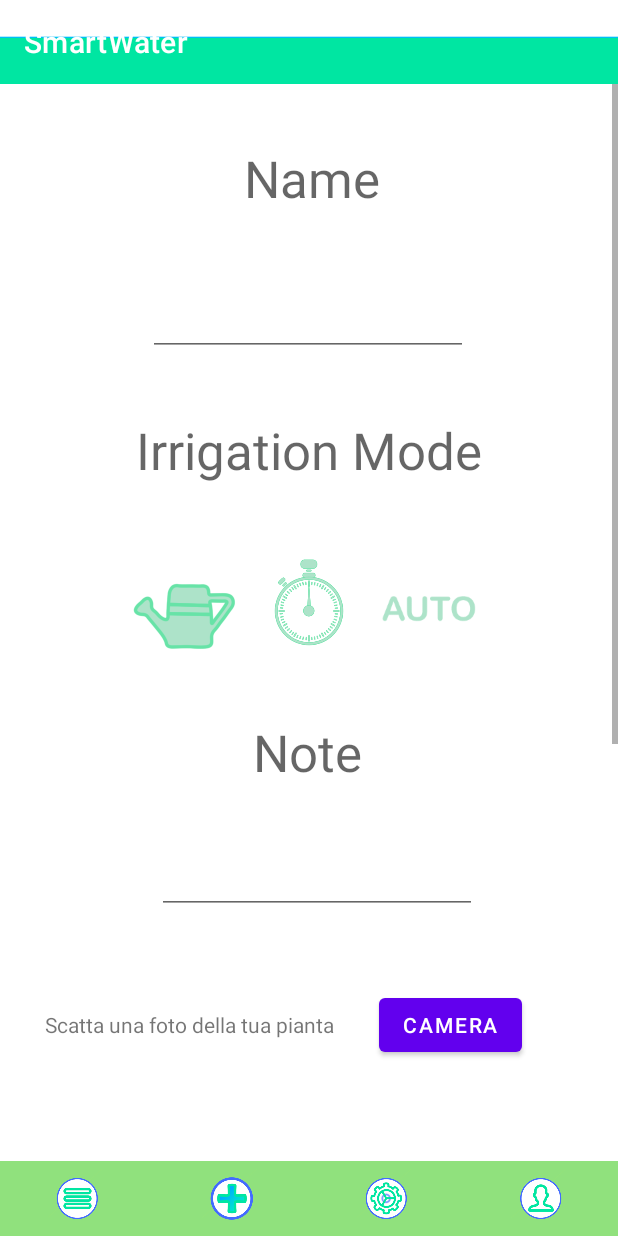
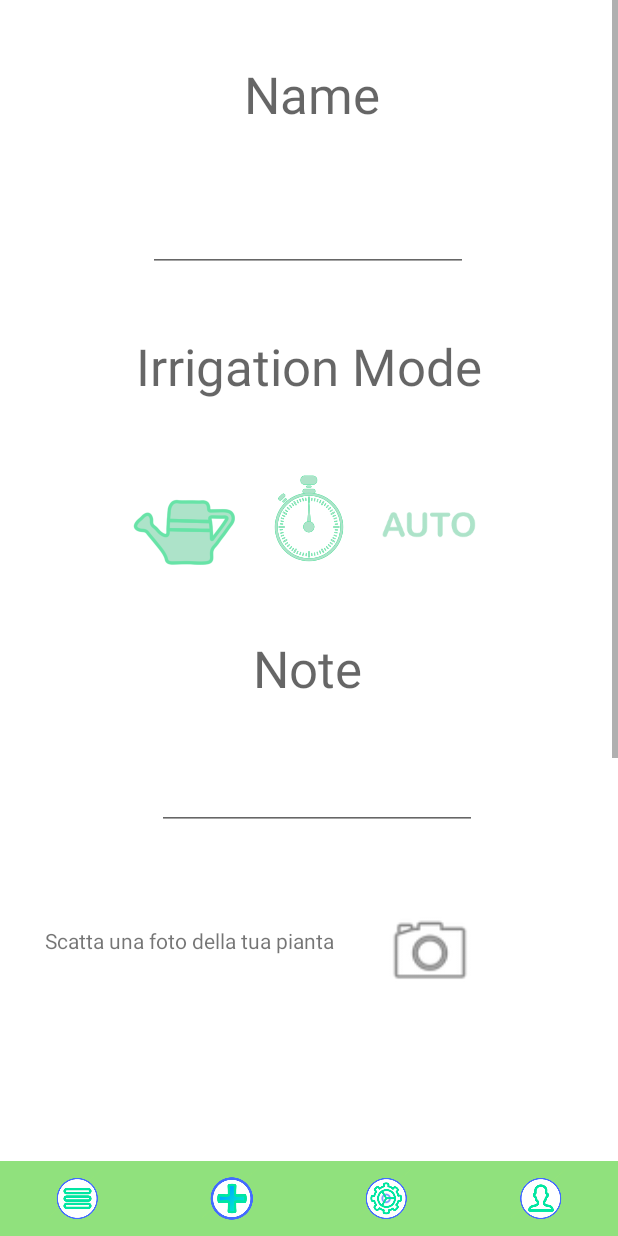
Before and after one commit to federicotassino/DID_SmartWater, an Android app: the AddPlant screen opened through its navigation route, on a phone screen of 412 x 824 dp. Run offline under Robolectric (Android 15) with nearby library versions, the phone set to English and light mode, and no system bars; our stand-ins replace Firebase (no records; nobody signed in at launch, a user with empty details on screens opened directly); 1 statement that could not run was skipped.

Commit message:
Impostate foto png e cambiamento icone varie

```diff
--- a/app/build.gradle
+++ b/app/build.gradle
@@ -68,4 +68,7 @@ dependencies {
 
     //FirebaseProfileService
     implementation 'org.jetbrains.kotlinx:kotlinx-coroutines-play-services:1.4.1'
+
+    //CircleImageView
+    implementation 'de.hdodenhof:circleimageview:3.1.0'
 }
--- a/app/src/main/java/it/polito/did/did_smartwater/MainActivity.kt
+++ b/app/src/main/java/it/polito/did/did_smartwater/MainActivity.kt
@@ -28,9 +28,9 @@ class MainActivity : AppCompatActivity() {
         //val vm = ViewModelProvider(this).get(MainViewModel::class.java)
         //vm.initialize()
 
-        supportActionBar?.setTitle("SmartWater")
-        supportActionBar?.setBackgroundDrawable(getDrawable(R.drawable.barra_fissa_menu))
-        //supportActionBar?.hide()
+       // supportActionBar?.setTitle("SmartWater")
+        //supportActionBar?.setBackgroundDrawable(getDrawable(R.drawable.barra_fissa_menu))
+        supportActionBar?.hide()
     }
 
 }
--- a/app/src/main/java/it/polito/did/did_smartwater/ui/main/AddPlant.kt
+++ b/app/src/main/java/it/polito/did/did_smartwater/ui/main/AddPlant.kt
@@ -116,7 +116,7 @@ class AddPlant : Fragment(R.layout.fragment_add_plant) {
         dateSelected.setVisibility(View.GONE)
         val sliderHumidity = view.findViewById<Slider>(R.id.seekbarHumidity)
         sliderHumidity.setVisibility(View.GONE)
-        val buttonCamera = view.findViewById<Button>(R.id.buttonCamera)
+        val buttonCamera = view.findViewById<ImageView>(R.id.buttonCamera)
         val imageViewPhoto = view.findViewById<ImageView>(R.id.imageViewPhoto)
 
 
@@ -295,7 +295,7 @@ class AddPlant : Fragment(R.layout.fragment_add_plant) {
                 val plantRef = storage.child("foto")
                 val baos = ByteArrayOutputStream()
                 val bm = (imageViewPhoto.getDrawable() as BitmapDrawable).bitmap
-                bm.compress(Bitmap.CompressFormat.JPEG, 100, baos)
+                bm.compress(Bitmap.CompressFormat.PNG, 100, baos)
                 val data = baos.toByteArray()
                 plantRef.putBytes(data)
 
--- a/app/src/main/res/layout/fragment_add_plant.xml
+++ b/app/src/main/res/layout/fragment_add_plant.xml
@@ -232,12 +232,13 @@
                     app:layout_constraintTop_toBottomOf="@+id/buttonAdd"
                     tools:layout_editor_absoluteX="298dp" />
 
-                <Button
+                <ImageView
                     android:id="@+id/buttonCamera"
-                    android:layout_width="wrap_content"
-                    android:layout_height="wrap_content"
+                    android:layout_width="68dp"
+                    android:layout_height="62dp"
                     android:layout_marginStart="30dp"
                     android:layout_marginTop="50dp"
+                    android:src="@android:drawable/ic_menu_camera"
                     android:text="Camera"
                     app:layout_constraintStart_toEndOf="@+id/textView10"
                     app:layout_constraintTop_toBottomOf="@+id/plantNote" />
--- a/app/src/main/res/layout/fragment_specific_plant.xml
+++ b/app/src/main/res/layout/fragment_specific_plant.xml
@@ -15,7 +15,7 @@
 
         <ScrollView
             android:id="@+id/scrollView2"
-            android:layout_width="397dp"
+            android:layout_width="0dp"
             android:layout_height="696dp"
             app:layout_constraintEnd_toEndOf="parent"
             app:layout_constraintStart_toStartOf="parent"
--- a/app/src/main/res/layout/plant_item.xml
+++ b/app/src/main/res/layout/plant_item.xml
@@ -47,12 +47,14 @@
         app:layout_constraintStart_toEndOf="@+id/plant_item_irrigation_mode"
         app:layout_constraintTop_toBottomOf="@+id/plant_item_name" />
 
-    <ImageView
+    <de.hdodenhof.circleimageview.CircleImageView
         android:id="@+id/imageViewProfilePhoto"
         android:layout_width="248dp"
         android:layout_height="188dp"
         app:layout_constraintEnd_toEndOf="parent"
         app:layout_constraintStart_toStartOf="parent"
         app:layout_constraintTop_toBottomOf="@+id/plant_item_humidity"
-        app:srcCompat="@drawable/albero_umidita_con_cerchio" />
+        android:src="@drawable/albero_umidita_con_cerchio"
+        app:civ_border_width="1dp"
+        app:civ_border_color="#FF000000" />
 </androidx.constraintlayout.widget.ConstraintLayout>
```
